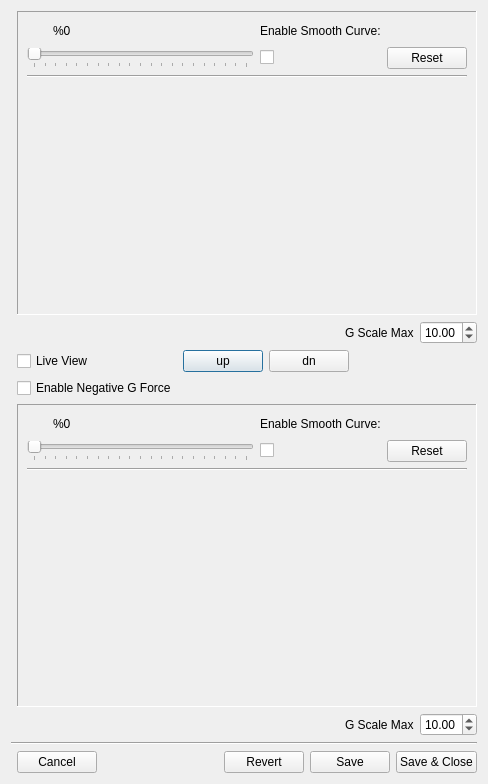
Old version of the form SM/advanced_g_curve.ui in the repository walmis/VPforce-TelemFFB.
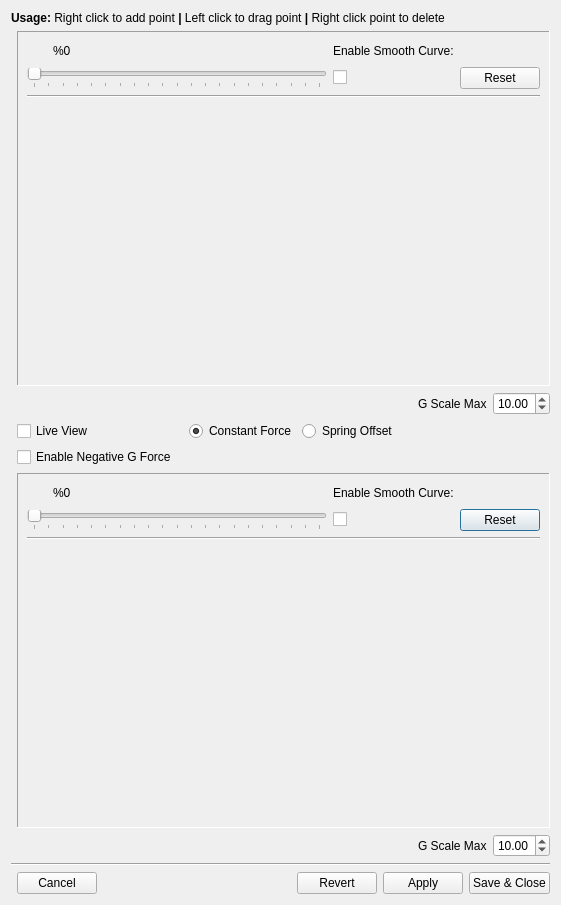
New version of the form. Custom widgets are drawn as their Qt base class.

Commit message: Add toggle for Advanced G effect to use constant force effect or spring center offset adjuster

```diff
--- a/SM/advanced_g_curve.ui
+++ b/SM/advanced_g_curve.ui
@@ -6,161 +6,16 @@
    <rect>
     <x>0</x>
     <y>0</y>
-    <width>488</width>
-    <height>784</height>
+    <width>561</width>
+    <height>905</height>
    </rect>
   </property>
   <property name="windowTitle">
    <string>Advanced G Effect Configuration</string>
   </property>
   <layout class="QGridLayout" name="gridLayout_2">
-   <item row="0" column="0">
-    <layout class="QGridLayout" name="gridLayout">
-     <item row="2" column="1">
-      <layout class="QGridLayout" name="gridLayout_3">
-       <item row="2" column="0">
-        <widget class="QCheckBox" name="cb_enable_negative">
-         <property name="text">
-          <string>Enable Negative G Force</string>
-         </property>
-        </widget>
-       </item>
-       <item row="1" column="0">
-        <layout class="QHBoxLayout" name="horizontalLayout">
-         <item>
-          <widget class="LabeledToggle" name="tog_live_view">
-           <property name="text">
-            <string>Live View</string>
-           </property>
-          </widget>
-         </item>
-         <item>
-          <spacer name="horizontalSpacer">
-           <property name="orientation">
-            <enum>Qt::Horizontal</enum>
-           </property>
-           <property name="sizeHint" stdset="0">
-            <size>
-             <width>40</width>
-             <height>20</height>
-            </size>
-           </property>
-          </spacer>
-         </item>
-        </layout>
-       </item>
-       <item row="1" column="3">
-        <spacer name="horizontalSpacer_2">
-         <property name="orientation">
-          <enum>Qt::Horizontal</enum>
-         </property>
-         <property name="sizeHint" stdset="0">
-          <size>
-           <width>40</width>
-           <height>20</height>
-          </size>
-         </property>
-        </spacer>
-       </item>
-       <item row="1" column="1">
-        <widget class="QPushButton" name="pb_copy_up">
-         <property name="text">
-          <string>up</string>
-         </property>
-        </widget>
-       </item>
-       <item row="1" column="2">
-        <widget class="QPushButton" name="pb_copy_down">
-         <property name="text">
-          <string>dn</string>
-         </property>
-        </widget>
-       </item>
-       <item row="0" column="0" colspan="4">
-        <layout class="QHBoxLayout" name="horizontalLayout_7">
-         <item>
-          <spacer name="horizontalSpacer_7">
-           <property name="orientation">
-            <enum>Qt::Horizontal</enum>
-           </property>
-           <property name="sizeHint" stdset="0">
-            <size>
-             <width>40</width>
-             <height>20</height>
-            </size>
-           </property>
-          </spacer>
-         </item>
-         <item>
-          <widget class="QLabel" name="label_7">
-           <property name="text">
-            <string>G Scale Max</string>
-           </property>
-          </widget>
-         </item>
-         <item>
-          <widget class="QDoubleSpinBox" name="sb_pos_max">
-           <property name="showGroupSeparator" stdset="0">
-            <bool>false</bool>
-           </property>
-           <property name="minimum">
-            <double>5.000000000000000</double>
-           </property>
-           <property name="maximum">
-            <double>15.000000000000000</double>
-           </property>
-           <property name="singleStep">
-            <double>0.500000000000000</double>
-           </property>
-           <property name="value">
-            <double>10.000000000000000</double>
-           </property>
-          </widget>
-         </item>
-        </layout>
-       </item>
-      </layout>
-     </item>
-     <item row="4" column="1">
-      <layout class="QHBoxLayout" name="horizontalLayout_5">
-       <item>
-        <spacer name="horizontalSpacer_3">
-         <property name="orientation">
-          <enum>Qt::Horizontal</enum>
-         </property>
-         <property name="sizeHint" stdset="0">
-          <size>
-           <width>40</width>
-           <height>20</height>
-          </size>
-         </property>
-        </spacer>
-       </item>
-       <item>
-        <widget class="QLabel" name="label_4">
-         <property name="text">
-          <string>G Scale Max</string>
-         </property>
-        </widget>
-       </item>
-       <item>
-        <widget class="QDoubleSpinBox" name="sb_neg_max">
-         <property name="minimum">
-          <double>4.000000000000000</double>
-         </property>
-         <property name="maximum">
-          <double>15.000000000000000</double>
-         </property>
-         <property name="singleStep">
-          <double>0.500000000000000</double>
-         </property>
-         <property name="value">
-          <double>10.000000000000000</double>
-         </property>
-        </widget>
-       </item>
-      </layout>
-     </item>
+   <item row="2" column="0">
+    <layout class="QGridLayout" name="MastergridLayout">
      <item row="5" column="0" colspan="2">
       <widget class="Line" name="line">
        <property name="orientation">
@@ -168,155 +23,6 @@
        </property>
       </widget>
      </item>
-     <item row="1" column="1">
-      <widget class="QFrame" name="frame">
-       <property name="sizePolicy">
-        <sizepolicy hsizetype="Preferred" vsizetype="Preferred">
-         <horstretch>1</horstretch>
-         <verstretch>1</verstretch>
-        </sizepolicy>
-       </property>
-       <property name="minimumSize">
-        <size>
-         <width>300</width>
-         <height>300</height>
-        </size>
-       </property>
-       <property name="frameShape">
-        <enum>QFrame::Panel</enum>
-       </property>
-       <property name="frameShadow">
-        <enum>QFrame::Sunken</enum>
-       </property>
-       <layout class="QVBoxLayout" name="verticalLayout_2">
-        <item>
-         <layout class="QGridLayout" name="gridLayout_6">
-          <item row="0" column="1">
-           <widget class="QLabel" name="label_5">
-            <property name="text">
-             <string>Enable Smooth Curve:</string>
-            </property>
-           </widget>
-          </item>
-          <item row="1" column="0">
-           <widget class="QSlider" name="sl_pos_mastergain">
-            <property name="enabled">
-             <bool>true</bool>
-            </property>
-            <property name="sizePolicy">
-             <sizepolicy hsizetype="MinimumExpanding" vsizetype="Fixed">
-              <horstretch>0</horstretch>
-              <verstretch>0</verstretch>
-             </sizepolicy>
-            </property>
-            <property name="minimumSize">
-             <size>
-              <width>0</width>
-              <height>0</height>
-             </size>
-            </property>
-            <property name="maximum">
-             <number>100</number>
-            </property>
-            <property name="pageStep">
-             <number>1</number>
-            </property>
-            <property name="orientation">
-             <enum>Qt::Horizontal</enum>
-            </property>
-            <property name="tickPosition">
-             <enum>QSlider::TicksBelow</enum>
-            </property>
-            <property name="tickInterval">
-             <number>5</number>
-            </property>
-           </widget>
-          </item>
-          <item row="1" column="1">
-           <widget class="Toggle" name="cb_pos_smoothcurve">
-            <property name="text">
-             <string/>
-            </property>
-           </widget>
-          </item>
-          <item row="1" column="2">
-           <widget class="QPushButton" name="pb_pos_reset">
-            <property name="text">
-             <string>  Reset  </string>
-            </property>
-           </widget>
-          </item>
-          <item row="0" column="0">
-           <layout class="QHBoxLayout" name="horizontalLayout_2">
-            <item>
-             <widget class="InfoLabel" name="lab_pos_gain_label" native="true">
-              <property name="minimumSize">
-               <size>
-                <width>20</width>
-                <height>0</height>
-               </size>
-              </property>
-             </widget>
-            </item>
-            <item alignment="Qt::AlignLeft">
-             <widget class="QLabel" name="lab_pos_mastergain">
-              <property name="minimumSize">
-               <size>
-                <width>20</width>
-                <height>0</height>
-               </size>
-              </property>
-              <property name="text">
-               <string>%0</string>
-              </property>
-             </widget>
-            </item>
-            <item>
-             <spacer name="horizontalSpacer_5">
-              <property name="orientation">
-               <enum>Qt::Horizontal</enum>
-              </property>
-              <property name="sizeHint" stdset="0">
-               <size>
-                <width>40</width>
-                <height>20</height>
-               </size>
-              </property>
-             </spacer>
-            </item>
-           </layout>
-          </item>
-         </layout>
-        </item>
-        <item>
-         <widget class="Line" name="line_2">
-          <property name="orientation">
-           <enum>Qt::Horizontal</enum>
-          </property>
-         </widget>
-        </item>
-        <item>
-         <widget class="GForceCurveWidget" name="curve_pos" native="true">
-          <property name="sizePolicy">
-           <sizepolicy hsizetype="Preferred" vsizetype="Preferred">
-            <horstretch>1</horstretch>
-            <verstretch>1</verstretch>
-           </sizepolicy>
-          </property>
-          <property name="minimumSize">
-           <size>
-            <width>300</width>
-            <height>200</height>
-           </size>
-          </property>
-          <property name="styleSheet">
-           <string notr="true"/>
-          </property>
-         </widget>
-        </item>
-       </layout>
-      </widget>
-     </item>
      <item row="3" column="1">
       <widget class="QFrame" name="frame_2">
        <property name="sizePolicy">
@@ -495,7 +201,7 @@
        <item>
         <widget class="QPushButton" name="pb_save">
          <property name="text">
-          <string>Save</string>
+          <string>Apply</string>
          </property>
         </widget>
        </item>
@@ -508,8 +214,328 @@
        </item>
       </layout>
      </item>
+     <item row="7" column="1">
+      <layout class="QHBoxLayout" name="horizontalLayout_4"/>
+     </item>
+     <item row="1" column="1">
+      <widget class="QFrame" name="frame">
+       <property name="sizePolicy">
+        <sizepolicy hsizetype="Preferred" vsizetype="Preferred">
+         <horstretch>1</horstretch>
+         <verstretch>1</verstretch>
+        </sizepolicy>
+       </property>
+       <property name="minimumSize">
+        <size>
+         <width>300</width>
+         <height>300</height>
+        </size>
+       </property>
+       <property name="frameShape">
+        <enum>QFrame::Panel</enum>
+       </property>
+       <property name="frameShadow">
+        <enum>QFrame::Sunken</enum>
+       </property>
+       <layout class="QVBoxLayout" name="verticalLayout_2">
+        <item>
+         <layout class="QGridLayout" name="gridLayout_6">
+          <item row="0" column="1">
+           <widget class="QLabel" name="label_5">
+            <property name="text">
+             <string>Enable Smooth Curve:</string>
+            </property>
+           </widget>
+          </item>
+          <item row="1" column="0">
+           <widget class="QSlider" name="sl_pos_mastergain">
+            <property name="enabled">
+             <bool>true</bool>
+            </property>
+            <property name="sizePolicy">
+             <sizepolicy hsizetype="MinimumExpanding" vsizetype="Fixed">
+              <horstretch>0</horstretch>
+              <verstretch>0</verstretch>
+             </sizepolicy>
+            </property>
+            <property name="minimumSize">
+             <size>
+              <width>0</width>
+              <height>0</height>
+             </size>
+            </property>
+            <property name="maximum">
+             <number>100</number>
+            </property>
+            <property name="pageStep">
+             <number>1</number>
+            </property>
+            <property name="orientation">
+             <enum>Qt::Horizontal</enum>
+            </property>
+            <property name="tickPosition">
+             <enum>QSlider::TicksBelow</enum>
+            </property>
+            <property name="tickInterval">
+             <number>5</number>
+            </property>
+           </widget>
+          </item>
+          <item row="1" column="1">
+           <widget class="Toggle" name="cb_pos_smoothcurve">
+            <property name="text">
+             <string/>
+            </property>
+           </widget>
+          </item>
+          <item row="1" column="2">
+           <widget class="QPushButton" name="pb_pos_reset">
+            <property name="text">
+             <string>  Reset  </string>
+            </property>
+           </widget>
+          </item>
+          <item row="0" column="0">
+           <layout class="QHBoxLayout" name="horizontalLayout_2">
+            <item>
+             <widget class="InfoLabel" name="lab_pos_gain_label" native="true">
+              <property name="minimumSize">
+               <size>
+                <width>20</width>
+                <height>0</height>
+               </size>
+              </property>
+             </widget>
+            </item>
+            <item alignment="Qt::AlignLeft">
+             <widget class="QLabel" name="lab_pos_mastergain">
+              <property name="minimumSize">
+               <size>
+                <width>20</width>
+                <height>0</height>
+               </size>
+              </property>
+              <property name="text">
+               <string>%0</string>
+              </property>
+             </widget>
+            </item>
+            <item>
+             <spacer name="horizontalSpacer_5">
+              <property name="orientation">
+               <enum>Qt::Horizontal</enum>
+              </property>
+              <property name="sizeHint" stdset="0">
+               <size>
+                <width>40</width>
+                <height>20</height>
+               </size>
+              </property>
+             </spacer>
+            </item>
+           </layout>
+          </item>
+         </layout>
+        </item>
+        <item>
+         <widget class="Line" name="line_2">
+          <property name="orientation">
+           <enum>Qt::Horizontal</enum>
+          </property>
+         </widget>
+        </item>
+        <item>
+         <widget class="GForceCurveWidget" name="curve_pos" native="true">
+          <property name="sizePolicy">
+           <sizepolicy hsizetype="Preferred" vsizetype="Preferred">
+            <horstretch>1</horstretch>
+            <verstretch>1</verstretch>
+           </sizepolicy>
+          </property>
+          <property name="minimumSize">
+           <size>
+            <width>300</width>
+            <height>200</height>
+           </size>
+          </property>
+          <property name="styleSheet">
+           <string notr="true"/>
+          </property>
+         </widget>
+        </item>
+       </layout>
+      </widget>
+     </item>
+     <item row="4" column="1">
+      <layout class="QHBoxLayout" name="horizontalLayout_5">
+       <item>
+        <spacer name="horizontalSpacer_3">
+         <property name="orientation">
+          <enum>Qt::Horizontal</enum>
+         </property>
+         <property name="sizeHint" stdset="0">
+          <size>
+           <width>40</width>
+           <height>20</height>
+          </size>
+         </property>
+        </spacer>
+       </item>
+       <item>
+        <widget class="QLabel" name="label_4">
+         <property name="text">
+          <string>G Scale Max</string>
+         </property>
+        </widget>
+       </item>
+       <item>
+        <widget class="QDoubleSpinBox" name="sb_neg_max">
+         <property name="minimum">
+          <double>4.000000000000000</double>
+         </property>
+         <property name="maximum">
+          <double>15.000000000000000</double>
+         </property>
+         <property name="singleStep">
+          <double>0.500000000000000</double>
+         </property>
+         <property name="value">
+          <double>10.000000000000000</double>
+         </property>
+        </widget>
+       </item>
+      </layout>
+     </item>
+     <item row="2" column="1">
+      <layout class="QGridLayout" name="gridLayout_3">
+       <item row="3" column="0">
+        <widget class="QCheckBox" name="cb_enable_negative">
+         <property name="text">
+          <string>Enable Negative G Force</string>
+         </property>
+        </widget>
+       </item>
+       <item row="2" column="2">
+        <spacer name="horizontalSpacer_2">
+         <property name="orientation">
+          <enum>Qt::Horizontal</enum>
+         </property>
+         <property name="sizeHint" stdset="0">
+          <size>
+           <width>40</width>
+           <height>20</height>
+          </size>
+         </property>
+        </spacer>
+       </item>
+       <item row="0" column="0" colspan="3">
+        <layout class="QHBoxLayout" name="horizontalLayout_7">
+         <item>
+          <spacer name="horizontalSpacer_7">
+           <property name="orientation">
+            <enum>Qt::Horizontal</enum>
+           </property>
+           <property name="sizeHint" stdset="0">
+            <size>
+             <width>40</width>
+             <height>20</height>
+            </size>
+           </property>
+          </spacer>
+         </item>
+         <item>
+          <widget class="QLabel" name="label_7">
+           <property name="text">
+            <string>G Scale Max</string>
+           </property>
+          </widget>
+         </item>
+         <item>
+          <widget class="QDoubleSpinBox" name="sb_pos_max">
+           <property name="showGroupSeparator" stdset="0">
+            <bool>false</bool>
+           </property>
+           <property name="minimum">
+            <double>5.000000000000000</double>
+           </property>
+           <property name="maximum">
+            <double>15.000000000000000</double>
+           </property>
+           <property name="singleStep">
+            <double>0.500000000000000</double>
+           </property>
+           <property name="value">
+            <double>10.000000000000000</double>
+           </property>
+          </widget>
+         </item>
+        </layout>
+       </item>
+       <item row="2" column="1">
+        <layout class="QHBoxLayout" name="horizontalLayout_17">
+         <item alignment="Qt::AlignLeft">
+          <widget class="InfoLabel" name="lab_effect_mode" native="true"/>
+         </item>
+         <item alignment="Qt::AlignLeft">
+          <widget class="QRadioButton" name="rb_constant">
+           <property name="text">
+            <string>Constant Force</string>
+           </property>
+           <property name="checked">
+            <bool>true</bool>
+           </property>
+           <attribute name="buttonGroup">
+            <string notr="true">modeButtonGroup</string>
+           </attribute>
+          </widget>
+         </item>
+         <item alignment="Qt::AlignLeft">
+          <widget class="QRadioButton" name="rb_offset">
+           <property name="text">
+            <string>Spring Offset</string>
+           </property>
+           <attribute name="buttonGroup">
+            <string notr="true">modeButtonGroup</string>
+           </attribute>
+          </widget>
+         </item>
+         <item>
+          <spacer name="horizontalSpacer_8">
+           <property name="orientation">
+            <enum>Qt::Horizontal</enum>
+           </property>
+           <property name="sizeHint" stdset="0">
+            <size>
+             <width>40</width>
+             <height>20</height>
+            </size>
+           </property>
+          </spacer>
+         </item>
+        </layout>
+       </item>
+       <item row="2" column="0">
+        <layout class="QHBoxLayout" name="horizontalLayout">
+         <item>
+          <widget class="LabeledToggle" name="tog_live_view">
+           <property name="text">
+            <string>Live View</string>
+           </property>
+          </widget>
+         </item>
+        </layout>
+       </item>
+      </layout>
+     </item>
     </layout>
    </item>
+   <item row="1" column="0" alignment="Qt::AlignLeft">
+    <widget class="QLabel" name="label">
+     <property name="text">
+      <string>&lt;html&gt;&lt;head/&gt;&lt;body&gt;&lt;p&gt;&lt;span style=&quot; font-weight:600;&quot;&gt;Usage:&lt;/span&gt; Right click to add point &lt;span style=&quot; font-weight:600;&quot;&gt;|&lt;/span&gt;  Left click to drag point &lt;span style=&quot; font-weight:600;&quot;&gt;|&lt;/span&gt;  Right click  point to delete&lt;/p&gt;&lt;/body&gt;&lt;/html&gt;</string>
+     </property>
+    </widget>
+   </item>
   </layout>
  </widget>
  <customwidgets>
```
Left out of the diff: 6 changed lines with no effect on the pictures. The commit also changes 4 other files.
